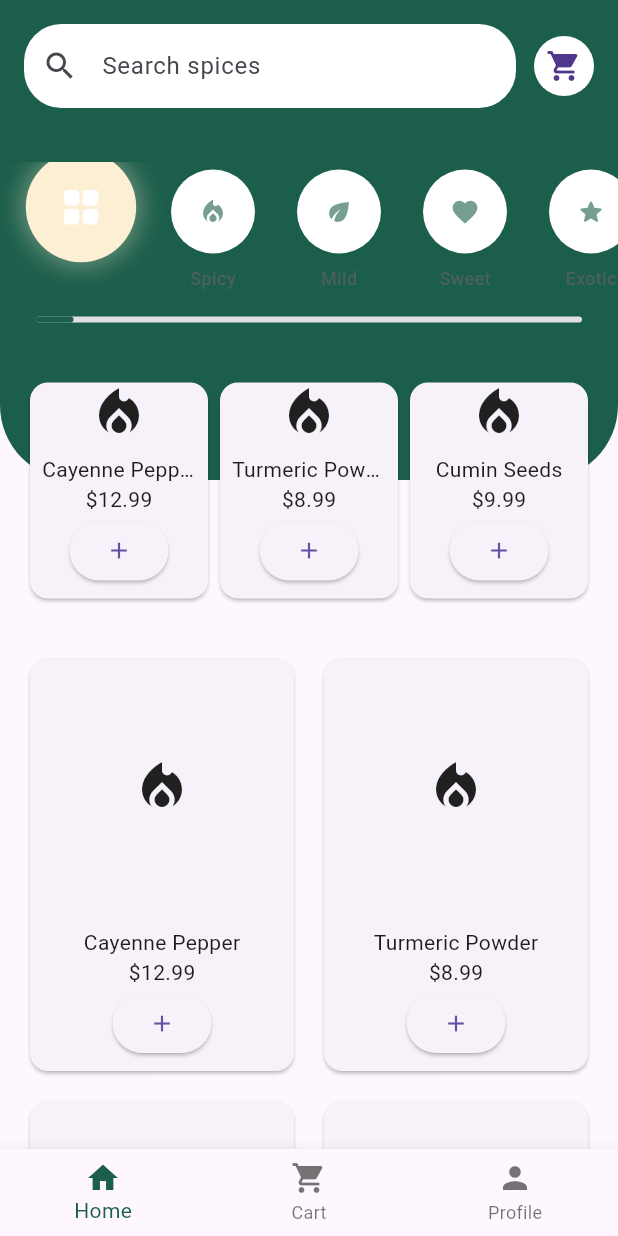
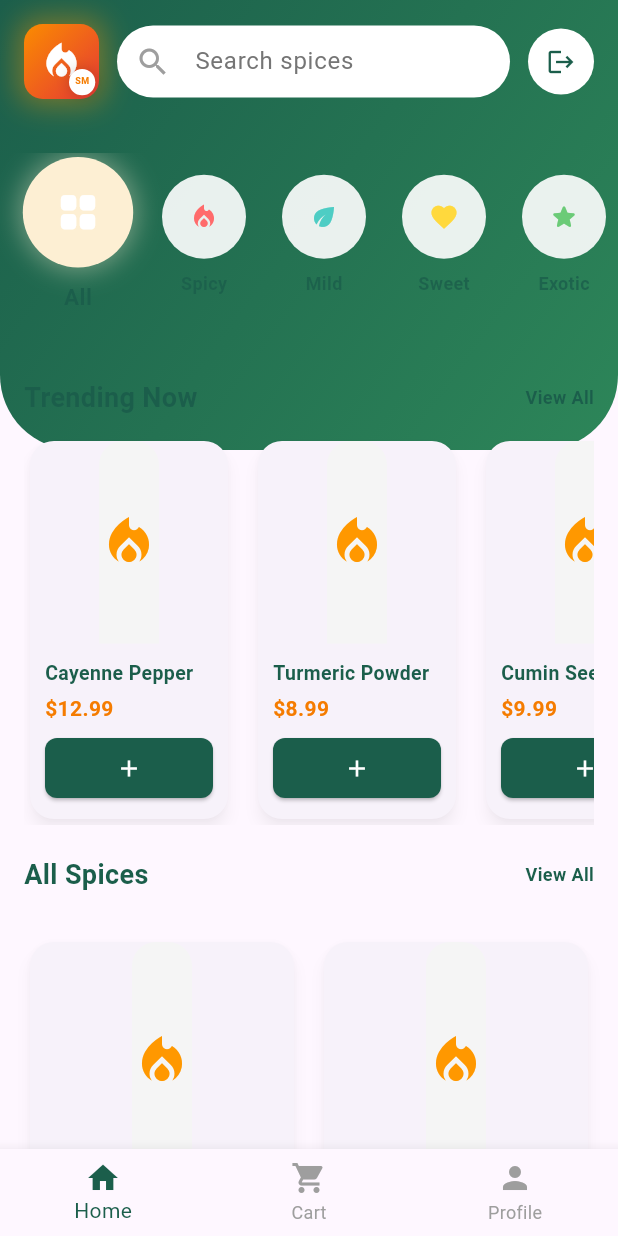
Before and after one commit to KasunWilbagedara/spice-market-mobile-app, a Flutter app: the InteractiveBuyerHome screen opened by its route, on a phone screen of 412 x 824 dp. Run offline on Flutter 3.47's test engine with Material 3 defaults, Android fonts, the phone set to English and light mode, and no system bars; our stand-ins replace image_picker; accounts and stored records are empty.

Commit message:
buyer home ui fixing

```diff
--- a/lib/providers/auth_provider.dart
+++ b/lib/providers/auth_provider.dart
@@ -5,29 +5,43 @@ import '../services/auth_service.dart';
 class AuthProvider with ChangeNotifier {
   final AuthService _authService = AuthService();
   User? _user;
+  bool _isInitialized = false;
 
   User? get user => _user;
   bool get isLoggedIn => _user != null;
+  bool get isInitialized => _isInitialized;
+
+  // Initialize auth state (called from splash screen)
+  Future<void> initializeAuth() async {
+    // In a real app, you would load persisted user data here
+    // For now, we'll just mark as initialized
+    _isInitialized = true;
+    notifyListeners();
+  }
 
   Future<bool> login(String email, String password) async {
     final u = await _authService.login(email, password);
     if (u != null) {
       _user = u;
+      // In a real app, save to local storage here
       notifyListeners();
       return true;
     }
     return false;
   }
 
-  Future<User> register(String name, String email, String password, String role) async {
+  Future<User> register(
+      String name, String email, String password, String role) async {
     final u = await _authService.register(name, email, password, role);
     _user = u;
+    // In a real app, save to local storage here
     notifyListeners();
     return u;
   }
 
   void logout() {
     _user = null;
+    // In a real app, clear local storage here
     notifyListeners();
   }
 }
--- a/lib/screens/buyer/interactive_buyer_home.dart
+++ b/lib/screens/buyer/interactive_buyer_home.dart
@@ -3,6 +3,7 @@ import 'package:provider/provider.dart';
 import '../../providers/spice_provider.dart';
 import '../../providers/cart_provider.dart';
 import '../../utils/page_transition.dart';
+import '../../widgets/logo_widget.dart';
 import '../buyer/spice_detail_screen.dart';
 import '../buyer/cart_screen_v2.dart';
 import '../buyer/buyer_profile.dart';
@@ -15,9 +16,53 @@ class InteractiveBuyerHome extends StatefulWidget {
 }
 
 class _InteractiveBuyerHomeState extends State<InteractiveBuyerHome> {
+  int _selectedTabIndex = 0;
+
+  @override
+  void initState() {
+    super.initState();
+    Future.microtask(
+        () => Provider.of<SpiceProvider>(context, listen: false).loadSpices());
+  }
+
+  @override
+  Widget build(BuildContext context) {
+    return Scaffold(
+      body: IndexedStack(
+        index: _selectedTabIndex,
+        children: const [
+          HomeScreen(),
+          CartScreenV2(),
+          BuyerProfile(),
+        ],
+      ),
+      bottomNavigationBar: BottomNavigationBar(
+        currentIndex: _selectedTabIndex,
+        onTap: (i) => setState(() => _selectedTabIndex = i),
+        selectedItemColor: Color(0xFF1B5E4B),
+        unselectedItemColor: Colors.grey,
+        items: const [
+          BottomNavigationBarItem(icon: Icon(Icons.home), label: 'Home'),
+          BottomNavigationBarItem(
+              icon: Icon(Icons.shopping_cart), label: 'Cart'),
+          BottomNavigationBarItem(icon: Icon(Icons.person), label: 'Profile'),
+        ],
+      ),
+    );
+  }
+}
+
+// Extracted Home Screen - now won't freeze
+class HomeScreen extends StatefulWidget {
+  const HomeScreen({super.key});
+
+  @override
+  State<HomeScreen> createState() => _HomeScreenState();
+}
+
+class _HomeScreenState extends State<HomeScreen> {
   String _searchQuery = '';
   String _selectedCategory = 'All';
-  int _selectedTabIndex = 0;
   final TextEditingController _searchController = TextEditingController();
 
   final List<Map<String, dynamic>> categories = [
@@ -29,18 +74,17 @@ class _InteractiveBuyerHomeState extends State<InteractiveBuyerHome> {
     {
       'name': 'Spicy',
       'icon': Icons.local_fire_department,
-      'color': Color(0xFFFFE0B2)
+      'color': Color(0xFFFF6B6B)
     },
-    {'name': 'Mild', 'icon': Icons.eco, 'color': Color(0xFFDCEDC8)},
-    {'name': 'Sweet', 'icon': Icons.favorite, 'color': Color(0xFFFFF9C4)},
-    {'name': 'Exotic', 'icon': Icons.star_rounded, 'color': Color(0xFFD7CCC8)},
+    {'name': 'Mild', 'icon': Icons.eco, 'color': Color(0xFF4ECDC4)},
+    {'name': 'Sweet', 'icon': Icons.favorite, 'color': Color(0xFFFFD93D)},
+    {'name': 'Exotic', 'icon': Icons.star_rounded, 'color': Color(0xFF6BCB77)},
   ];
 
   @override
-  void initState() {
-    super.initState();
-    Future.microtask(
-        () => Provider.of<SpiceProvider>(context, listen: false).loadSpices());
+  void dispose() {
+    _searchController.dispose();
+    super.dispose();
   }
 
   List<dynamic> getFilteredSpices(List<dynamic> spices) {
@@ -59,14 +103,16 @@ class _InteractiveBuyerHomeState extends State<InteractiveBuyerHome> {
     final cartProvider = Provider.of<CartProvider>(context);
     final filteredSpices = getFilteredSpices(spiceProvider.spices);
 
-    Widget currentScreen;
-    if (_selectedTabIndex == 0) {
-      currentScreen = Stack(
+    return Stack(
       children: [
         Container(
-            height: 320,
+          height: 300,
           decoration: BoxDecoration(
-              color: Color(0xFF1B5E4B),
+            gradient: LinearGradient(
+              colors: [Color(0xFF1B5E4B), Color(0xFF2D8659)],
+              begin: Alignment.topLeft,
+              end: Alignment.bottomRight,
+            ),
             borderRadius: BorderRadius.only(
               bottomLeft: Radius.circular(50),
               bottomRight: Radius.circular(50),
@@ -78,38 +124,14 @@ class _InteractiveBuyerHomeState extends State<InteractiveBuyerHome> {
             children: [
               _buildTopSection(cartProvider),
               _buildCategoryList(),
+              _buildSectionTitle("Trending Now"),
               _buildYouMightNeedSection(filteredSpices, cartProvider),
+              _buildSectionTitle("All Spices"),
               _buildProductGrid(filteredSpices, cartProvider),
             ],
           ),
         ),
       ],
-      );
-    } else if (_selectedTabIndex == 1) {
-      currentScreen = CartScreenV2();
-    } else {
-      currentScreen = BuyerProfile();
-    }
-
-    return Scaffold(
-      body: AnimatedSwitcher(
-        duration: Duration(milliseconds: 300),
-        child: KeyedSubtree(
-          key: ValueKey(_selectedTabIndex),
-          child: currentScreen,
-        ),
-      ),
-      bottomNavigationBar: BottomNavigationBar(
-        currentIndex: _selectedTabIndex,
-        onTap: (i) => setState(() => _selectedTabIndex = i),
-        selectedItemColor: Color(0xFF1B5E4B),
-        items: const [
-          BottomNavigationBarItem(icon: Icon(Icons.home), label: 'Home'),
-          BottomNavigationBarItem(
-              icon: Icon(Icons.shopping_cart), label: 'Cart'),
-          BottomNavigationBarItem(icon: Icon(Icons.person), label: 'Profile'),
-        ],
-      ),
     );
   }
 
@@ -119,45 +141,36 @@ class _InteractiveBuyerHomeState extends State<InteractiveBuyerHome> {
         padding: EdgeInsets.all(16),
         child: Row(
           children: [
+            SpiceMarketLogo(size: 50, showText: false),
+            SizedBox(width: 12),
             Expanded(
               child: TextField(
                 controller: _searchController,
                 onChanged: (v) => setState(() => _searchQuery = v),
                 decoration: InputDecoration(
                   hintText: 'Search spices',
-                  prefixIcon: Icon(Icons.search),
+                  hintStyle: TextStyle(color: Colors.grey.shade600),
+                  prefixIcon: Icon(Icons.search, color: Colors.grey),
                   filled: true,
                   fillColor: Colors.white,
                   border: OutlineInputBorder(
                     borderRadius: BorderRadius.circular(25),
                     borderSide: BorderSide.none,
                   ),
+                  contentPadding:
+                      EdgeInsets.symmetric(horizontal: 20, vertical: 12),
                 ),
               ),
             ),
             SizedBox(width: 12),
             GestureDetector(
-              onTap: () => setState(() => _selectedTabIndex = 1),
-              child: Stack(
-                children: [
-                  CircleAvatar(
+              onTap: () {
+                Navigator.of(context).pushNamed('/welcome');
+              },
+              child: CircleAvatar(
                 backgroundColor: Colors.white,
-                    child: Icon(Icons.shopping_cart),
-                  ),
-                  if (cart.cartItems.isNotEmpty)
-                    Positioned(
-                      right: 0,
-                      top: 0,
-                      child: CircleAvatar(
-                        radius: 9,
-                        backgroundColor: Colors.red,
-                        child: Text(
-                          cart.cartItems.length.toString(),
-                          style: TextStyle(fontSize: 11, color: Colors.white),
-                        ),
-                      ),
-                    ),
-                ],
+                radius: 22,
+                child: Icon(Icons.logout, color: Color(0xFF1B5E4B), size: 20),
               ),
             )
           ],
@@ -166,29 +179,60 @@ class _InteractiveBuyerHomeState extends State<InteractiveBuyerHome> {
     );
   }
 
-  /// 🔴 THIS METHOD WAS CAUSING THE ERROR – NOW FIXED
+  Widget _buildSectionTitle(String title) {
+    return Padding(
+      padding: EdgeInsets.fromLTRB(16, 20, 16, 12),
+      child: Row(
+        children: [
+          Text(
+            title,
+            style: TextStyle(
+              fontSize: 18,
+              fontWeight: FontWeight.bold,
+              color: Color(0xFF1B5E4B),
+            ),
+          ),
+          Spacer(),
+          Text(
+            'View All',
+            style: TextStyle(
+              fontSize: 12,
+              color: Color(0xFF1B5E4B),
+              fontWeight: FontWeight.w600,
+            ),
+          ),
+        ],
+      ),
+    );
+  }
+
   Widget _buildCategoryList() {
     return Container(
       color: Colors.transparent,
       padding: EdgeInsets.symmetric(vertical: 20, horizontal: 0),
       child: Column(
         children: [
-          SingleChildScrollView(
+          SizedBox(
+            height: 110,
+            child: Center(
+              child: ListView(
                 scrollDirection: Axis.horizontal,
                 physics: BouncingScrollPhysics(),
+                shrinkWrap: true,
                 padding: EdgeInsets.symmetric(horizontal: 8),
-            child: Row(
-              mainAxisAlignment: MainAxisAlignment.center,
                 children: categories.map((cat) {
                   final selected = _selectedCategory == cat['name'];
                   return GestureDetector(
-                  onTap: () => setState(() => _selectedCategory = cat['name']),
+                    onTap: () =>
+                        setState(() => _selectedCategory = cat['name']),
                     child: Padding(
-                    padding: EdgeInsets.symmetric(horizontal: 14),
+                      padding: EdgeInsets.symmetric(horizontal: 12),
                       child: AnimatedScale(
                         scale: selected ? 1.15 : 1.0,
                         duration: Duration(milliseconds: 300),
                         child: Column(
+                          mainAxisSize: MainAxisSize.min,
+                          mainAxisAlignment: MainAxisAlignment.center,
                           children: [
                             AnimatedContainer(
                               duration: Duration(milliseconds: 300),
@@ -206,16 +250,16 @@ class _InteractiveBuyerHomeState extends State<InteractiveBuyerHome> {
                               ),
                               child: CircleAvatar(
                                 radius: selected ? 32 : 28,
-                              backgroundColor:
-                                  selected ? cat['color'] : Colors.white,
+                                backgroundColor: selected
+                                    ? cat['color']
+                                    : Colors.white.withOpacity(0.9),
                                 child: AnimatedScale(
                                   scale: selected ? 1.1 : 1.0,
                                   duration: Duration(milliseconds: 300),
                                   child: Icon(
                                     cat['icon'],
-                                  color: selected
-                                      ? Colors.white
-                                      : Color(0xFF1B5E4B).withOpacity(0.6),
+                                    color:
+                                        selected ? Colors.white : cat['color'],
                                     size: selected ? 24 : 20,
                                   ),
                                 ),
@@ -223,7 +267,7 @@ class _InteractiveBuyerHomeState extends State<InteractiveBuyerHome> {
                             ),
                             SizedBox(height: 8),
                             AnimatedOpacity(
-                            opacity: selected ? 1.0 : 0.7,
+                              opacity: selected ? 1.0 : 0.8,
                               duration: Duration(milliseconds: 300),
                               child: Text(
                                 cat['name'],
@@ -231,10 +275,10 @@ class _InteractiveBuyerHomeState extends State<InteractiveBuyerHome> {
                                   fontSize: selected ? 13 : 12,
                                   fontWeight: selected
                                       ? FontWeight.bold
-                                    : FontWeight.w500,
+                                      : FontWeight.w600,
                                   color: selected
                                       ? Color(0xFF1B5E4B)
-                                    : Colors.grey.shade700,
+                                      : Color(0xFF1B5E4B),
                                 ),
                               ),
                             ),
@@ -246,54 +290,56 @@ class _InteractiveBuyerHomeState extends State<InteractiveBuyerHome> {
                 }).toList(),
               ),
             ),
-          SizedBox(height: 12),
-          Padding(
-            padding: EdgeInsets.symmetric(horizontal: 24),
-            child: Stack(
-              children: [
-                Container(
-                  height: 4,
-                  decoration: BoxDecoration(
-                    color: Colors.grey.shade300,
-                    borderRadius: BorderRadius.circular(10),
-                  ),
-                ),
-                AnimatedContainer(
-                  duration: Duration(milliseconds: 300),
-                  height: 4,
-                  width: 25,
-                  margin: EdgeInsets.only(left: _getIndicatorPosition()),
-                  decoration: BoxDecoration(
-                    color: Color(0xFF1B5E4B),
-                    borderRadius: BorderRadius.circular(10),
-                  ),
-                ),
-              ],
-            ),
           ),
         ],
       ),
     );
   }
 
-  double _getIndicatorPosition() {
-    final index = categories.indexWhere((c) => c['name'] == _selectedCategory);
-    return index < 0 ? 0 : index * 90.0;
-  }
-
   Widget _buildYouMightNeedSection(List items, CartProvider cart) {
     final limited = items.take(3).toList();
+    if (limited.isEmpty) {
+      return SizedBox.shrink();
+    }
+    return SizedBox(
+      height: 260,
+      child: Padding(
+        padding: EdgeInsets.symmetric(horizontal: 16),
+        child: ListView.builder(
+          scrollDirection: Axis.horizontal,
+          physics: BouncingScrollPhysics(),
+          itemCount: limited.length,
+          itemBuilder: (context, index) {
             return Padding(
-      padding: EdgeInsets.all(16),
-      child: Row(
-        children: limited
-            .map((e) => Expanded(child: _buildProductCard(e, cart)))
-            .toList(),
+              padding: EdgeInsets.only(right: 12),
+              child: SizedBox(
+                width: 140,
+                child: _buildProductCard(limited[index], cart),
+              ),
+            );
+          },
+        ),
       ),
     );
   }
 
   Widget _buildProductGrid(List items, CartProvider cart) {
+    if (items.isEmpty) {
+      return Padding(
+        padding: EdgeInsets.all(32),
+        child: Column(
+          children: [
+            Icon(Icons.search_off, size: 64, color: Colors.grey),
+            SizedBox(height: 16),
+            Text(
+              'No spices found',
+              style: TextStyle(fontSize: 16, color: Colors.grey),
+            ),
+          ],
+        ),
+      );
+    }
+
     return GridView.builder(
       shrinkWrap: true,
       physics: NeverScrollableScrollPhysics(),
@@ -316,27 +362,70 @@ class _InteractiveBuyerHomeState extends State<InteractiveBuyerHome> {
         createSmoothTransition(SpiceDetailScreen(spice: item)),
       ),
       child: Card(
+        elevation: 4,
+        shadowColor: Colors.black26,
+        shape: RoundedRectangleBorder(borderRadius: BorderRadius.circular(16)),
         child: Column(
           children: [
             Expanded(
+              child: Container(
+                decoration: BoxDecoration(
+                  borderRadius: BorderRadius.vertical(top: Radius.circular(16)),
+                  color: Colors.grey.shade100,
+                ),
                 child: item.imageUrl != null && item.imageUrl!.isNotEmpty
                     ? Image.network(item.imageUrl!, fit: BoxFit.cover)
-                  : Icon(Icons.local_fire_department, size: 40),
+                    : Icon(Icons.local_fire_department,
+                        size: 40, color: Colors.orange),
+              ),
             ),
             Padding(
-              padding: EdgeInsets.all(8),
+              padding: EdgeInsets.all(10),
               child: Column(
+                crossAxisAlignment: CrossAxisAlignment.start,
                 children: [
-                  Text(item.name, maxLines: 1, overflow: TextOverflow.ellipsis),
-                  Text("\$${item.price.toStringAsFixed(2)}"),
-                  ElevatedButton(
+                  Text(
+                    item.name,
+                    maxLines: 1,
+                    overflow: TextOverflow.ellipsis,
+                    style: TextStyle(
+                      fontWeight: FontWeight.bold,
+                      fontSize: 13,
+                      color: Color(0xFF1B5E4B),
+                    ),
+                  ),
+                  SizedBox(height: 4),
+                  Text(
+                    "\$${item.price.toStringAsFixed(2)}",
+                    style: TextStyle(
+                      fontWeight: FontWeight.bold,
+                      fontSize: 14,
+                      color: Colors.orange.shade700,
+                    ),
+                  ),
+                  SizedBox(height: 6),
+                  SizedBox(
+                    width: double.infinity,
+                    child: ElevatedButton(
+                      style: ElevatedButton.styleFrom(
+                        backgroundColor: Color(0xFF1B5E4B),
+                        padding: EdgeInsets.symmetric(vertical: 6),
+                        shape: RoundedRectangleBorder(
+                          borderRadius: BorderRadius.circular(8),
+                        ),
+                      ),
                       onPressed: () {
                         cart.addToCart(item);
                         ScaffoldMessenger.of(context).showSnackBar(
-                        SnackBar(content: Text("${item.name} added")),
+                          SnackBar(
+                            content: Text("${item.name} added to cart"),
+                            duration: Duration(seconds: 1),
+                            backgroundColor: Colors.green,
+                          ),
                         );
                       },
-                    child: Icon(Icons.add),
+                      child: Icon(Icons.add, color: Colors.white, size: 18),
+                    ),
                   )
                 ],
               ),
```
Also changed, not shown: lib/screens/buyer/buyer_profile.dart (+37 -17 lines), lib/screens/buyer/cart_screen_v2.dart (+23 -23 lines), lib/screens/common/splash_screen.dart (+27 -2 lines), 1 other file. Lines whose indentation alone changed are shown as unchanged.
